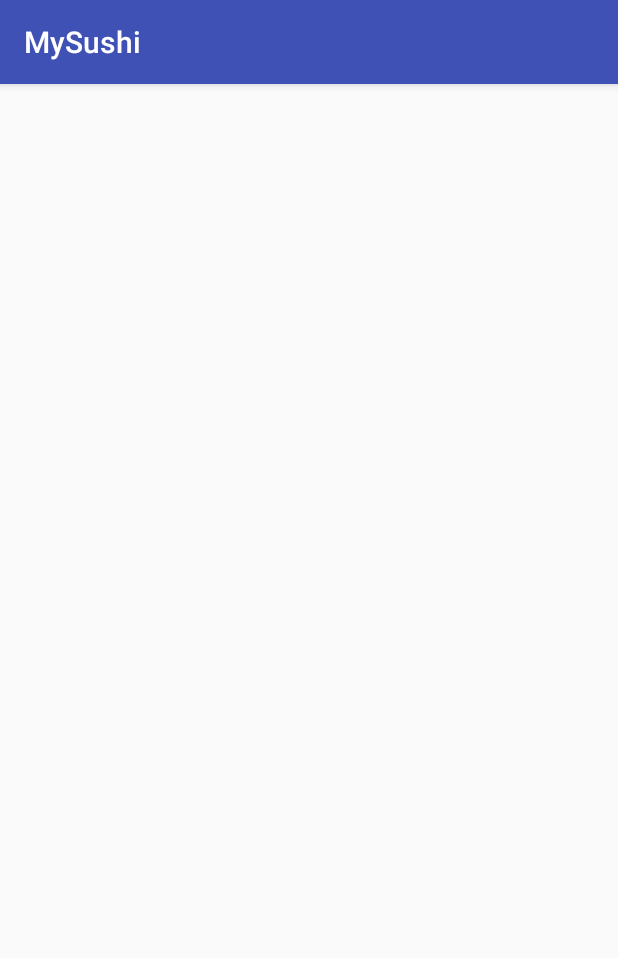
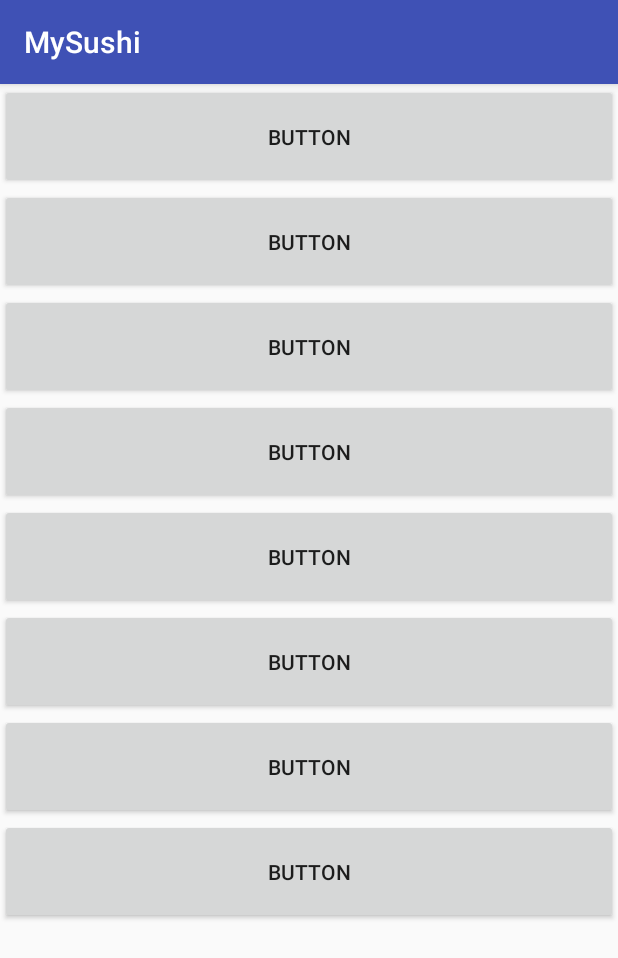
Before and after one commit to Thedonutz/My-Sushi, an Android app: the screen it shows after launch (NigiriActivityMenu), after a tap on "NIGIRI", on a phone screen of 412 x 824 dp. Shown: the top 958 px of the screen. Run offline under Robolectric (Android 15) with nearby library versions, the phone set to English and light mode, and no system bars.

Commit message:
added in more layout changes and scroll views.

```diff
--- a/app/src/main/java/com/umkc/jeff/morgan/mysushi/MainActivityMenu.java
+++ b/app/src/main/java/com/umkc/jeff/morgan/mysushi/MainActivityMenu.java
@@ -10,7 +10,7 @@ import android.widget.Button;
 public class MainActivityMenu extends Activity {
     Button sushiButton;
     Button nigiriButton;
-    Button shashimiButton;
+    Button sashimiButton;
 
     @Override
     protected void onCreate(Bundle savedInstanceState) {
@@ -46,15 +46,15 @@ public class MainActivityMenu extends Activity {
         });
 
         // Locate the button in activity_main.xml
-        shashimiButton = (Button) findViewById(R.id.shashimi_button);
+        sashimiButton = (Button) findViewById(R.id.shashimi_button);
 
         // Capture button clicks
-        shashimiButton.setOnClickListener(new View.OnClickListener() {
+        sashimiButton.setOnClickListener(new View.OnClickListener() {
             public void onClick(View arg0) {
 
                 // Start NewActivity.class
                 Intent myIntent = new Intent(MainActivityMenu.this,
-                        ShashimiActivityMenu.class);
+                        SashimiActivityMenu.class);
                 startActivity(myIntent);
             }
         });
--- a/app/src/main/java/com/umkc/jeff/morgan/mysushi/ShashimiActivityMenu.java
+++ b/app/src/main/java/com/umkc/jeff/morgan/mysushi/SashimiActivityMenu.java
@@ -3,11 +3,11 @@ package com.umkc.jeff.morgan.mysushi;
 import android.support.v7.app.AppCompatActivity;
 import android.os.Bundle;
 
-public class ShashimiActivityMenu extends AppCompatActivity {
+public class SashimiActivityMenu extends AppCompatActivity {
 
     @Override
     protected void onCreate(Bundle savedInstanceState) {
         super.onCreate(savedInstanceState);
-        setContentView(R.layout.activity_shashimi);
+        setContentView(R.layout.activity_sashimi);
     }
 }
--- a/app/src/main/res/layout/activity_nigiri.xml
+++ b/app/src/main/res/layout/activity_nigiri.xml
@@ -1,9 +1,55 @@
 <?xml version="1.0" encoding="utf-8"?>
-<android.support.constraint.ConstraintLayout xmlns:android="http://schemas.android.com/apk/res/android"
+<ScrollView xmlns:android="http://schemas.android.com/apk/res/android"
     xmlns:app="http://schemas.android.com/apk/res-auto"
     xmlns:tools="http://schemas.android.com/tools"
     android:layout_width="match_parent"
     android:layout_height="match_parent"
     tools:context="com.umkc.jeff.morgan.mysushi.NigiriActivityMenu">
 
-</android.support.constraint.ConstraintLayout>
+    <LinearLayout
+        android:layout_width="match_parent"
+        android:layout_height="wrap_content"
+        android:orientation="vertical">
+
+        <Button
+            android:layout_width="match_parent"
+            android:layout_height="70dp"
+            android:text="Button" />
+
+        <Button
+            android:layout_width="match_parent"
+            android:layout_height="70dp"
+            android:text="Button" />
+
+        <Button
+            android:layout_width="match_parent"
+            android:layout_height="70dp"
+            android:text="Button" />
+
+        <Button
+            android:layout_width="match_parent"
+            android:layout_height="70dp"
+            android:text="Button" />
+
+        <Button
+            android:layout_width="match_parent"
+            android:layout_height="70dp"
+            android:text="Button" />
+
+        <Button
+            android:layout_width="match_parent"
+            android:layout_height="70dp"
+            android:text="Button" />
+
+        <Button
+            android:layout_width="match_parent"
+            android:layout_height="70dp"
+            android:text="Button" />
+
+        <Button
+            android:layout_width="match_parent"
+            android:layout_height="70dp"
+            android:text="Button" />
+
+    </LinearLayout>
+</ScrollView>
```
Also changed, not shown: app/src/main/res/layout/activity_sashimi.xml (added, +55 -0 lines), app/src/main/res/layout/activity_shashimi.xml (deleted, +0 -9 lines).
